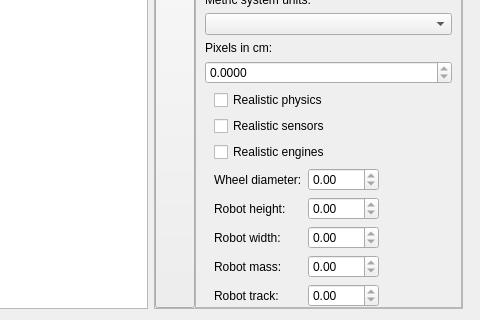
This is plugins/robots/common/twoDModel/src/engine/view/twoDModelWidget.ui in MinyazevR/trik-studio as Qt 5 draws it before an edit; both pictures show x 508 to 988 and y 349 to 669 of the 988 by 669 pixel window. The edited form follows.
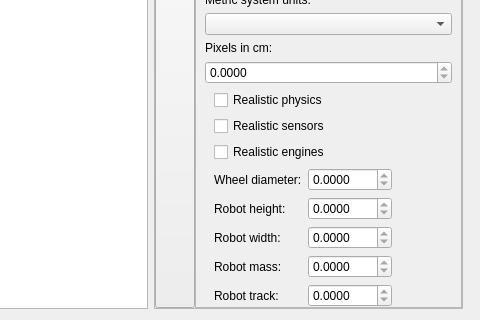
This is the edited form. Icons and pictures are not drawn. Custom widgets are drawn as their Qt base class.

```diff
--- a/plugins/robots/common/twoDModel/src/engine/view/twoDModelWidget.ui
+++ b/plugins/robots/common/twoDModel/src/engine/view/twoDModelWidget.ui
@@ -533,6 +533,12 @@
                  <property name="readOnly">
                   <bool>true</bool>
                  </property>
+                 <property name="decimals">
+                  <number>4</number>
+                 </property>
+                 <property name="maximum">
+                  <double>999.999900000000025</double>
+                 </property>
                 </widget>
                </item>
                <item row="1" column="0">
@@ -553,6 +559,12 @@
                  <property name="readOnly">
                   <bool>true</bool>
                  </property>
+                 <property name="decimals">
+                  <number>4</number>
+                 </property>
+                 <property name="maximum">
+                  <double>999.999900000000025</double>
+                 </property>
                 </widget>
                </item>
                <item row="2" column="0">
@@ -573,6 +585,12 @@
                  <property name="readOnly">
                   <bool>true</bool>
                  </property>
+                 <property name="decimals">
+                  <number>4</number>
+                 </property>
+                 <property name="maximum">
+                  <double>999.999900000000025</double>
+                 </property>
                 </widget>
                </item>
                <item row="3" column="0">
@@ -593,6 +611,9 @@
                  <property name="readOnly">
                   <bool>true</bool>
                  </property>
+                 <property name="decimals">
+                  <number>4</number>
+                 </property>
                  <property name="maximum">
                   <double>2000.000000000000000</double>
                  </property>
@@ -616,6 +637,12 @@
                  <property name="readOnly">
                   <bool>true</bool>
                  </property>
+                 <property name="decimals">
+                  <number>4</number>
+                 </property>
+                 <property name="maximum">
+                  <double>999.999900000000025</double>
+                 </property>
                 </widget>
                </item>
               </layout>
```
